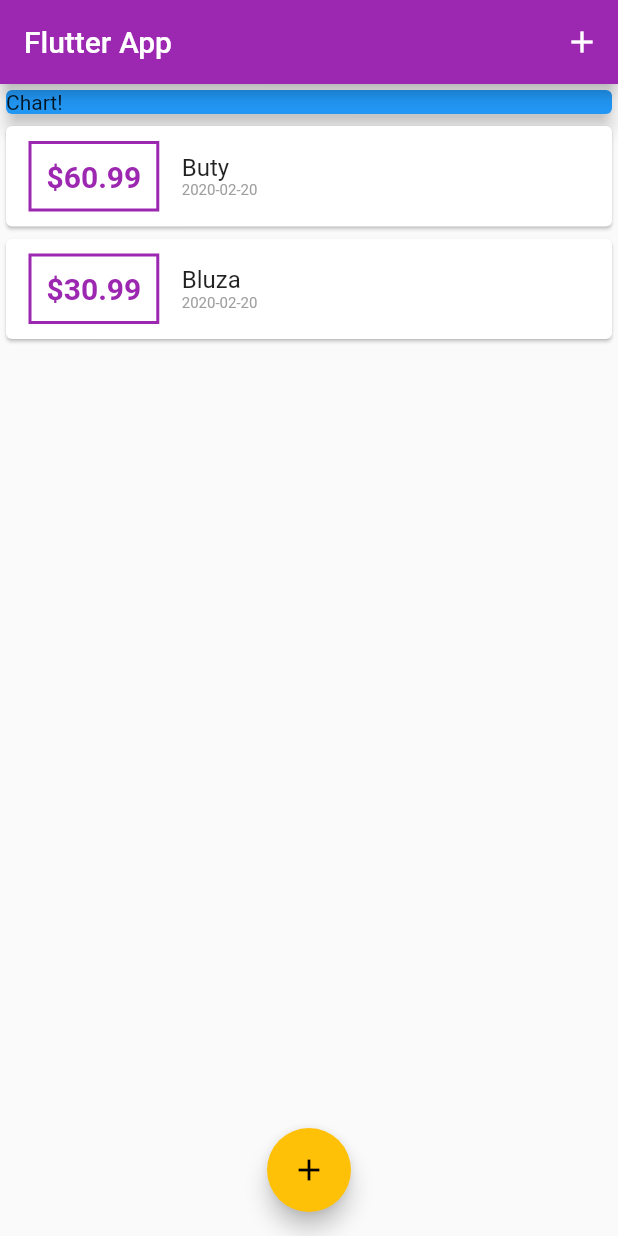
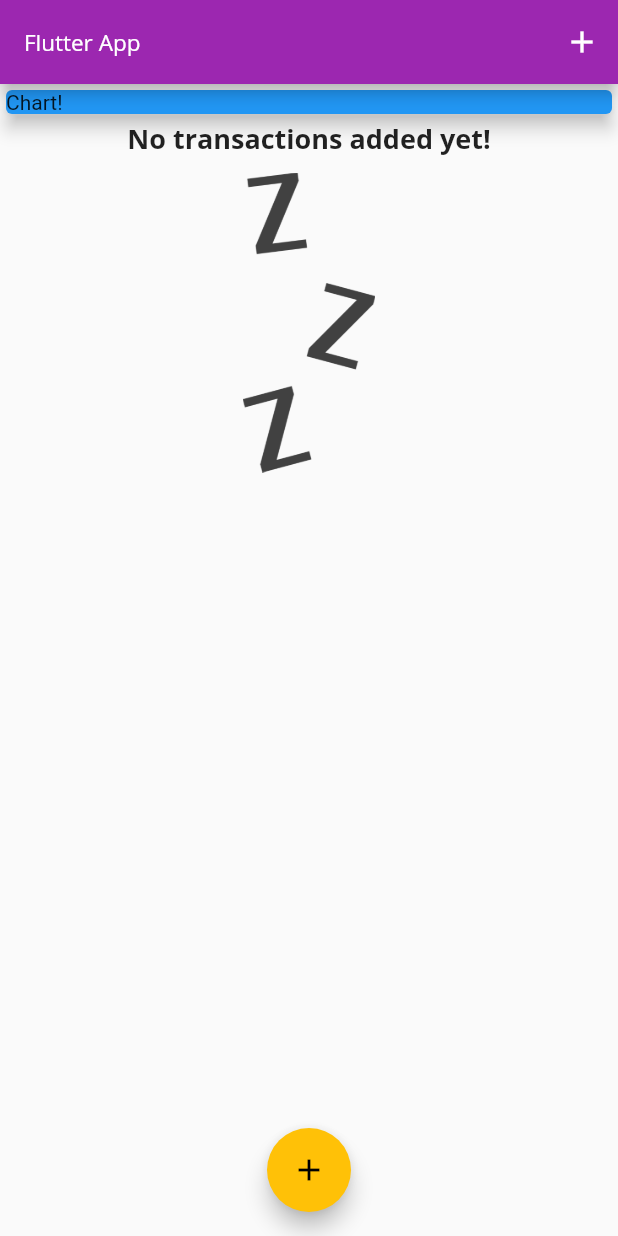
Before and after one commit to Eyzo280/ExpenditureControlFlutterApp, a Flutter app: the screen it shows after launch, on a phone screen of 412 x 824 dp. Run offline on Flutter 3.47's test engine with Material 2 defaults, Android fonts, the phone set to English and light mode, and no system bars.

Commit message:
Custom fonts and Image

```diff
--- a/lib/main.dart
+++ b/lib/main.dart
@@ -15,6 +15,23 @@ class MyApp extends StatelessWidget {
       theme: ThemeData(
         primaryColor: Colors.purple,
         accentColor: Colors.amber,
+        fontFamily: 'Quicksand', // globalna czcionka
+        textTheme: ThemeData.light().textTheme.copyWith(
+              title: TextStyle(
+                fontFamily: 'OpenSans',
+                fontWeight: FontWeight.bold,
+                fontSize: 18,
+              ),
+            ),
+        appBarTheme: AppBarTheme(
+          // zmienia TextStyle tytulu w appBar
+          textTheme: TextTheme(
+            title: TextStyle(
+              fontFamily: 'OpenSans',
+              fontSize: 15,
+            ),
+          ),
+        ),
       ),
       home: MyHomePage(),
     );
@@ -27,20 +44,7 @@ class MyHomePage extends StatefulWidget {
 }
 
 class _MyHomePageState extends State<MyHomePage> {
-  final List<Transaction> _userTransactions = [
-    Transaction(
-      id: 't1',
-      title: 'Buty',
-      amount: 60.99,
-      date: DateTime.now(),
-    ),
-    Transaction(
-      id: 't2',
-      title: 'Bluza',
-      amount: 30.99,
-      date: DateTime.now(),
-    )
-  ];
+  final List<Transaction> _userTransactions = [];
 
   void _addNewTransaction(String txTitle, double txAmount) {
     final newTx = Transaction(
@@ -56,7 +60,8 @@ class _MyHomePageState extends State<MyHomePage> {
   }
 
   void startNewTransaction(BuildContext ctx) {
-    showModalBottomSheet( // umożliwia to zrobienie okna ktore jest nadrzedne nad innymi widgetami
+    showModalBottomSheet(
+        // umożliwia to zrobienie okna ktore jest nadrzedne nad innymi widgetami
         context: ctx,
         builder: (_) {
           return NewTransaction(_addNewTransaction);
@@ -92,10 +97,13 @@ class _MyHomePageState extends State<MyHomePage> {
           ],
         ),
       ),
-      floatingActionButtonLocation: FloatingActionButtonLocation.centerFloat, // wysrodkowanie przycisku plywajacego
-      floatingActionButton: FloatingActionButton( // przycisk plywajacy
+      floatingActionButtonLocation: FloatingActionButtonLocation
+          .centerFloat, // wysrodkowanie przycisku plywajacego
+      floatingActionButton: FloatingActionButton(
+        // przycisk plywajacy
         child: Icon(Icons.add),
-        backgroundColor: Theme.of(context).accentColor, // Theme.of(context).accentColor oznacza ze pobiera alternatywny kolor z Theme
+        backgroundColor: Theme.of(context)
+            .accentColor, // Theme.of(context).accentColor oznacza ze pobiera alternatywny kolor z Theme
         onPressed: () => startNewTransaction(context),
       ),
     );
--- a/lib/widgets/transaction_list.dart
+++ b/lib/widgets/transaction_list.dart
@@ -11,7 +11,23 @@ class TransactionList extends StatelessWidget {
     return Container(
       //  musimy dodac Container oraz ustawic jego wysokosc, aby moc dodac SingleChildScrollView/ListView, gdyz bez tego SingleChildScrollView/ListView nie wie na jakiej wysokosci moze przewijac widget
       height: 300, //
-      child: ListView.builder(
+      child: _userTransactions.isEmpty
+          ? Column(
+              children: <Widget>[
+                Text(
+                  'No transactions added yet!',
+                  style: Theme.of(context).textTheme.title,
+                ),
+                SizedBox( // Pusta przestrzen dzieki ktorej mozemy dawac odstepy
+                  height: 10,
+                ),
+                Container(
+                  height: 200,
+                  child: Image.asset('images/waiting.png', fit: BoxFit.cover,), // Dzieki fit: BoxFit.cover przyjmuje wysokosc Container czyli 200
+                )
+              ],
+            )
+          : ListView.builder(
               itemCount: _userTransactions.length,
               itemBuilder: (ctx, index) {
                 return Card(
@@ -24,7 +40,8 @@ class TransactionList extends StatelessWidget {
                         ),
                         decoration: BoxDecoration(
                           border: Border.all(
-                      color: Theme.of(context).primaryColor,  // Theme.of(context).primaryColor oznacza ze pobiera podstawowy kolor z Theme
+                            color: Theme.of(context)
+                                .primaryColor, // Theme.of(context).primaryColor oznacza ze pobiera podstawowy kolor z Theme
                             width: 2,
                           ),
                         ),
@@ -48,7 +65,8 @@ class TransactionList extends StatelessWidget {
                             ),
                           ),
                           Text(
-                      DateFormat('yyyy-MM-dd').format(_userTransactions[index].date),
+                            DateFormat('yyyy-MM-dd')
+                                .format(_userTransactions[index].date),
                             style: TextStyle(
                               fontSize: 10,
                               color: Colors.grey,
```
Also changed, not shown: pubspec.yaml (+14 -0 lines), assets/fonts/OpenSans-Bold.ttf (added), assets/fonts/OpenSans-Regular.ttf (added), assets/fonts/Quicksand-Bold.ttf (added), assets/fonts/Quicksand-Light.ttf (added), assets/fonts/Quicksand-Medium.ttf (added), assets/fonts/Quicksand-Regular.ttf (added), images/waiting.png (added). Lines whose indentation alone changed are shown as unchanged.
